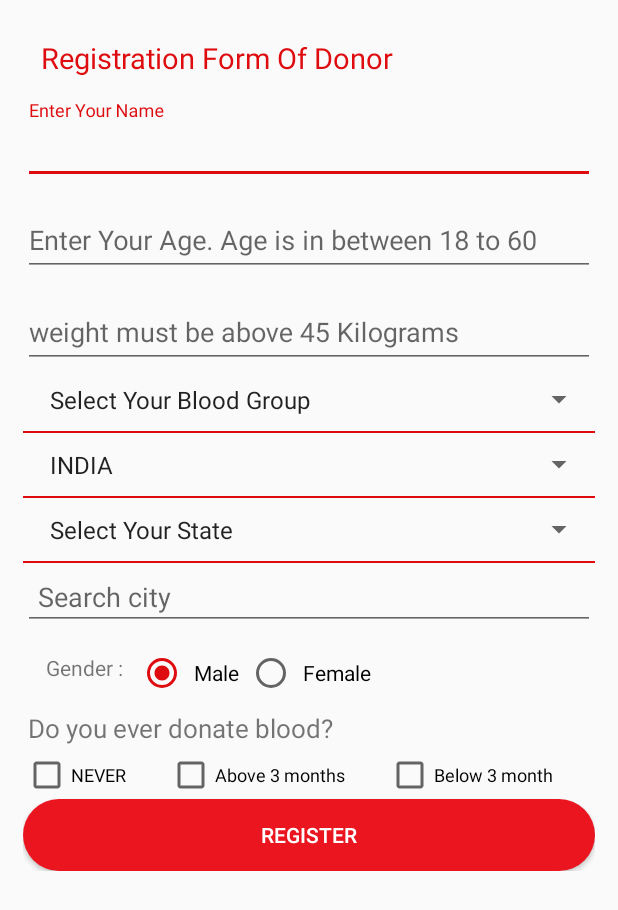
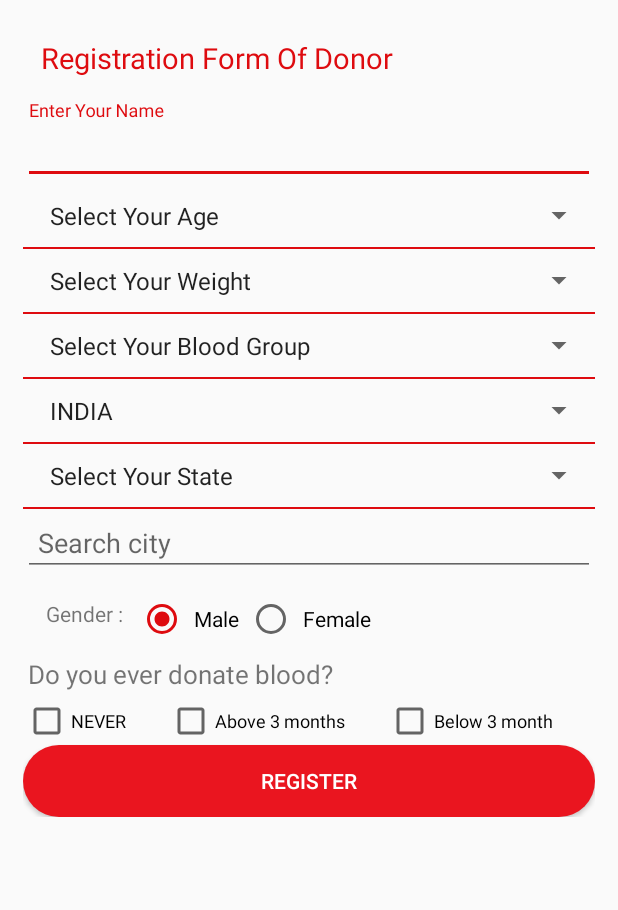
Before and after one commit to atriodata/DonateBlood, an Android app: the ResigrationActivity screen opened directly, with no data from a screen before it, on a phone screen of 412 x 824 dp. Shown: the top 910 px of the screen. Run offline under Robolectric (Android 15) with nearby library versions, the phone set to English and light mode, and no system bars; our stand-ins replace Firebase (no records; nobody signed in at launch, a user with empty details on screens opened directly).

Commit message:
Spinner Change in Age and weight

```diff
--- a/app/src/main/java/com/atrio/donateblood/ResigrationActivity.java
+++ b/app/src/main/java/com/atrio/donateblood/ResigrationActivity.java
@@ -11,6 +11,7 @@ import android.util.Log;
 import android.view.View;
 import android.view.WindowManager;
 import android.widget.AdapterView;
+import android.widget.ArrayAdapter;
 import android.widget.AutoCompleteTextView;
 import android.widget.Button;
 import android.widget.CheckBox;
@@ -36,6 +37,7 @@ import java.io.UnsupportedEncodingException;
 import java.net.HttpURLConnection;
 import java.net.URL;
 import java.net.URLEncoder;
+import java.util.ArrayList;
 import java.util.HashMap;
 import java.util.List;
 
@@ -43,18 +45,20 @@ public class ResigrationActivity extends AppCompatActivity {
     AutoCompleteTextView atvPlaces;
     PlacesTask placesTask;
     ParserTask parserTask;
-    Spinner spin_state, sp_bloodgr;
+    Spinner spin_state, sp_bloodgr,et_age,et_weight;
     //    RadioButton rb_male,rb_female;
     RadioButton radioSexButton;
     RadioGroup rg_group;
     CheckBox cb_never, cb_above, cb_below;
     Button btn_reg;
-    EditText et_name, et_age, et_weight;
+    EditText et_name;
     String state_data, blood_data, radio_data, cb_data, name, age, weight, city_data;
     private DatabaseReference db_ref;
     private FirebaseDatabase db_instance;
     private FirebaseUser user;
     private FirebaseAuth mAuth;
+    List age_data,weight_data;
+
 
 
     @Override
@@ -74,8 +78,8 @@ public class ResigrationActivity extends AppCompatActivity {
         cb_below = (CheckBox) findViewById(R.id.cb_below);
         btn_reg = (Button) findViewById(R.id.bt_reg);
         et_name = (EditText) findViewById(R.id.input_name);
-        et_age = (EditText) findViewById(R.id.input_age);
-        et_weight = (EditText) findViewById(R.id.input_weight);
+        et_age = (Spinner) findViewById(R.id.input_age);
+        et_weight = (Spinner) findViewById(R.id.input_weight);
 
         getWindow().setSoftInputMode(WindowManager.LayoutParams.SOFT_INPUT_STATE_VISIBLE | WindowManager.LayoutParams.SOFT_INPUT_ADJUST_RESIZE);
 
@@ -86,8 +90,13 @@ public class ResigrationActivity extends AppCompatActivity {
 
             @Override
             public void onTextChanged(CharSequence s, int start, int before, int count) {
-                placesTask = new PlacesTask();
-                placesTask.execute(s.toString());
+                if (state_data.equals("Select Your State")) {
+                    Toast.makeText(getApplicationContext(), "Select Your state", Toast.LENGTH_LONG).show();
+                }else {
+                    placesTask = new PlacesTask();
+                    placesTask.execute(s.toString());
+                }
+
             }
 
             @Override
@@ -126,6 +135,48 @@ public class ResigrationActivity extends AppCompatActivity {
 
             }
         });
+        age_data = new ArrayList<Integer>();
+        age_data.add("Select Your Age");
+        for (int i = 18; i <= 60; i++) {
+            age_data.add(Integer.toString(i));
+        }
+        ArrayAdapter<Integer> spinnerArrayAdapter = new ArrayAdapter<Integer>(this, android.R.layout.simple_spinner_item, age_data);
+        spinnerArrayAdapter.setDropDownViewResource( android.R.layout.simple_spinner_dropdown_item );
+        et_age.setAdapter(spinnerArrayAdapter);
+        et_age.setOnItemSelectedListener(new AdapterView.OnItemSelectedListener() {
+            @Override
+            public void onItemSelected(AdapterView<?> parent, View view, int position, long id) {
+                age = parent.getItemAtPosition(position).toString();
+
+            }
+
+            @Override
+            public void onNothingSelected(AdapterView<?> parent) {
+
+            }
+        });
+        weight_data = new ArrayList<Integer>();
+        weight_data.add("Select Your Weight");
+        for (int i = 45; i <= 100; i++) {
+            weight_data.add(Integer.toString(i));
+        }
+        ArrayAdapter<Integer> weightAdapter = new ArrayAdapter<Integer>(this, android.R.layout.simple_spinner_item, weight_data);
+        spinnerArrayAdapter.setDropDownViewResource( android.R.layout.simple_spinner_dropdown_item );
+        et_weight.setAdapter(weightAdapter);
+        et_weight.setOnItemSelectedListener(new AdapterView.OnItemSelectedListener() {
+            @Override
+            public void onItemSelected(AdapterView<?> parent, View view, int position, long id) {
+                weight = parent.getItemAtPosition(position).toString();
+
+            }
+
+            @Override
+            public void onNothingSelected(AdapterView<?> parent) {
+
+            }
+        });
+
+
         if (cb_never.isChecked()) {
             cb_never.setChecked(false);
         } else if (cb_below.isChecked()) {
@@ -180,15 +231,11 @@ public class ResigrationActivity extends AppCompatActivity {
                         int selectedId = rg_group.getCheckedRadioButtonId();
                         radioSexButton = (RadioButton)findViewById(selectedId);
                         name = et_name.getText().toString();
-                        age = et_age.getText().toString();
-                        weight = et_weight.getText().toString();
                         city_data = atvPlaces.getText().toString();
                         radio_data = radioSexButton.getText().toString();
 
                         createUser(name, age, weight, blood_data,state_data, city_data, radio_data, cb_data);
                         et_name.setText("");
-                        et_age.setText("");
-                        et_weight.setText("");
                         atvPlaces.setText("");
 //                                          dialog.dismiss();
                         Toast.makeText(getApplicationContext(), "SuccessFully Register", Toast.LENGTH_LONG).show();
@@ -225,14 +272,12 @@ public class ResigrationActivity extends AppCompatActivity {
             et_name.requestFocus();
             return false;
 
-        } else if (et_age.getText().toString().trim().length() < 1) {
-            et_age.setError("Please Fill This Field");
-            et_age.requestFocus();
+        } else  if (age.equals("Select Your Age")) {
+            Toast.makeText(getApplicationContext(), "Select Your Age", Toast.LENGTH_LONG).show();
             return false;
 
-        } else if (et_weight.getText().toString().trim().length() < 1) {
-            et_weight.setError("Please Fill This Field");
-            et_weight.requestFocus();
+        } else   if (weight.equals("Select Your Weight")) {
+            Toast.makeText(getApplicationContext(), "Select Your weight", Toast.LENGTH_LONG).show();
             return false;
         }
 
@@ -279,7 +324,7 @@ public class ResigrationActivity extends AppCompatActivity {
             }
 
             // place type to be searched
-            String types = "types=geocode";
+            String types = "types=(cities)";
 
             // Sensor enabled
             String sensor = "sensor=false";
@@ -342,8 +387,6 @@ public class ResigrationActivity extends AppCompatActivity {
             }
 
             data = sb.toString();
-            Log.i("data4565", "" + data);
-
             br.close();
 
         } catch (Exception e) {
@@ -382,18 +425,13 @@ public class ResigrationActivity extends AppCompatActivity {
         protected void onPostExecute(List<HashMap<String, String>> result) {
 
             String[] from = new String[]{"description"};
-            Log.i("data4555", "" + from.length);
-
-//            String[] desdatas=from.substring(from.indexOf(state_data));
-
             int[] to = new int[]{android.R.id.text1};
 
-            // Creating a SimpleAdapter for the AutoCompleteTextView
             SimpleAdapter adapter = new SimpleAdapter(getBaseContext(), result, android.R.layout.simple_list_item_1, from, to);
-
-//            Log.i("data45", "" + adapter);
-            // Setting the adapter
             atvPlaces.setAdapter(adapter);
+            synchronized (adapter){
+                adapter.notifyDataSetChanged();
+            }
         }
     }
 
--- a/app/src/main/res/layout/activity_home.xml
+++ b/app/src/main/res/layout/activity_home.xml
@@ -41,7 +41,7 @@
         android:layout_width="wrap_content"
         android:layout_height="wrap_content"
         android:background="@drawable/ripple_effect"
-        android:text="Doner"
+        android:text="Donor"
         android:textColor="@color/white"
         app:layout_constraintLeft_toLeftOf="parent"
         app:layout_constraintRight_toLeftOf="@+id/btn_reciver"
--- a/app/src/main/res/layout/activity_resigration.xml
+++ b/app/src/main/res/layout/activity_resigration.xml
@@ -49,37 +49,26 @@
 
             </android.support.design.widget.TextInputLayout>
 
-            <android.support.design.widget.TextInputLayout
-                android:id="@+id/input_layout_age"
+            <Spinner
+                android:id="@+id/input_age"
+                android:padding="10dp"
                 android:layout_width="match_parent"
                 android:layout_height="wrap_content"
-                android:layout_marginTop="5dp"
-                app:layout_constraintHorizontal_bias="0.0">
-
-                <EditText
-                    android:id="@+id/input_age"
-                    android:layout_width="match_parent"
-                    android:layout_height="wrap_content"
-                    android:hint="@string/hint_age"
-                    android:inputType="number" />
-
-            </android.support.design.widget.TextInputLayout>
-            <android.support.design.widget.TextInputLayout
-                android:id="@+id/input_layout_weight"
+                android:spinnerMode="dialog" />
+            <View
+                android:layout_width="fill_parent"
+                android:layout_height="1dp"
+                android:background="@color/colorAccent"/>
+            <Spinner
+                android:id="@+id/input_weight"
+                android:padding="10dp"
                 android:layout_width="match_parent"
                 android:layout_height="wrap_content"
-                android:layout_marginTop="5dp"
-                app:layout_constraintHorizontal_bias="0.0">
-
-                <EditText
-                    android:id="@+id/input_weight"
-                    android:layout_width="match_parent"
-                    android:layout_height="wrap_content"
-                    android:hint="@string/hint_weight"
-                    android:inputType="number" />
-
-            </android.support.design.widget.TextInputLayout>
-
+                android:spinnerMode="dialog" />
+            <View
+                android:layout_width="fill_parent"
+                android:layout_height="1dp"
+                android:background="@color/colorAccent"/>
             <Spinner
                 android:id="@+id/spin_bloodGrp"
                 android:padding="10dp"
```
Also changed, not shown: app/src/main/java/com/atrio/donateblood/PlaceJSONParser.java (+8 -18 lines).
